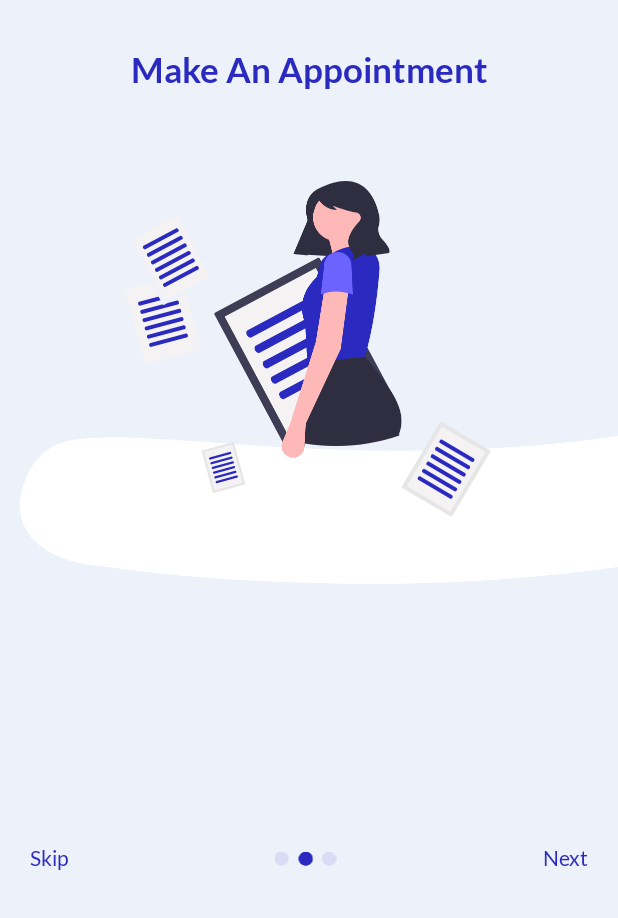
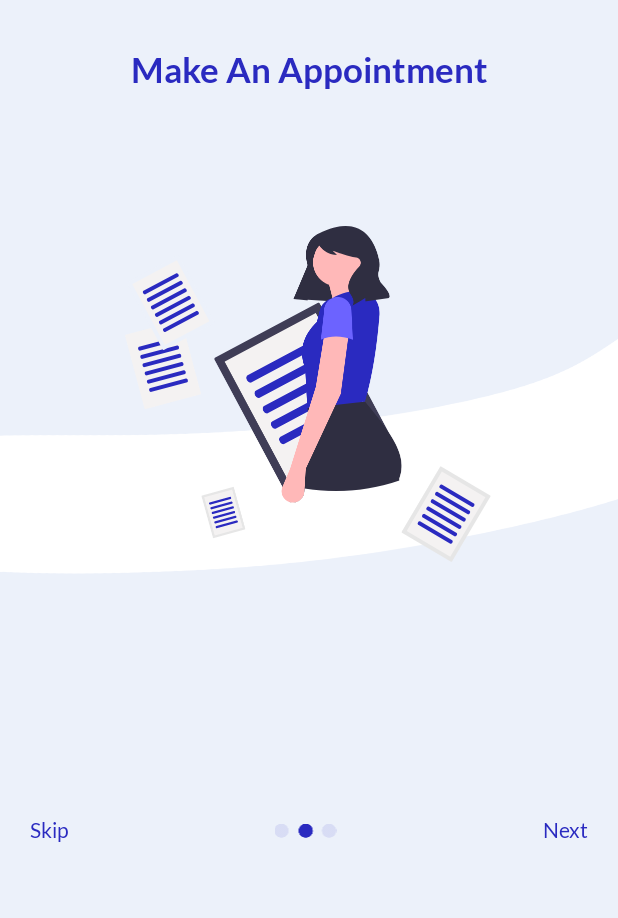
Before and after one commit to TharishaPerera/medicare-app, an Android app: the layout activity_second_intro.xml on its own in the app's theme, with its tools: preview values and no code run, on a phone screen of 412 x 824 dp, the part 318-1236 px from its top. Run offline under Robolectric (Android 15) with nearby library versions, the phone set to English and light mode, and no system bars.

Commit message:
intro path position corrected

```diff
--- a/app/src/main/res/layout/activity_second_intro.xml
+++ b/app/src/main/res/layout/activity_second_intro.xml
@@ -4,9 +4,9 @@
     xmlns:tools="http://schemas.android.com/tools"
     android:layout_width="match_parent"
     android:layout_height="match_parent"
-    tools:context=".SecondIntroActivity"
     android:background="@color/bg_blue"
-    >
+    tools:context=".SecondIntroActivity">
+
     <ImageView
         android:id="@+id/imageView"
         android:layout_width="130dp"
@@ -33,10 +33,11 @@
 
     <ImageView
         android:id="@+id/imageView2"
-        android:layout_width="630dp"
-        android:layout_height="817dp"
-        android:layout_marginStart="4dp"
-        android:layout_marginTop="120dp"
+        android:layout_width="643dp"
+        android:layout_height="663dp"
+        android:layout_marginStart="-100dp"
+        android:layout_marginTop="180dp"
+        android:rotation="-4"
         android:visibility="visible"
         app:layout_constraintStart_toStartOf="parent"
         app:layout_constraintTop_toTopOf="parent"
@@ -47,7 +48,7 @@
         android:id="@+id/imageView3"
         android:layout_width="wrap_content"
         android:layout_height="wrap_content"
-        android:layout_marginTop="60dp"
+        android:layout_marginTop="90dp"
         app:layout_constraintEnd_toEndOf="parent"
         app:layout_constraintHorizontal_bias="0.495"
         app:layout_constraintStart_toStartOf="parent"
@@ -58,12 +59,11 @@
         android:layout_width="match_parent"
         android:layout_height="wrap_content"
         android:layout_marginHorizontal="10dp"
-        android:layout_marginTop="160dp"
+        android:layout_marginBottom="50dp"
         android:orientation="horizontal"
         app:layout_constraintBottom_toBottomOf="parent"
-        app:layout_constraintTop_toBottomOf="@+id/imageView3"
-        app:layout_constraintVertical_bias="0.649"
-        tools:layout_editor_absoluteX="4dp">
+        app:layout_constraintEnd_toEndOf="parent"
+        app:layout_constraintStart_toEndOf="@+id/imageView2">
 
         <TextView
             android:id="@+id/btn_skip"
```
Also changed, not shown: app/src/main/res/layout/activity_first_intro.xml (+3 -4 lines), app/src/main/res/layout/activity_third_intro.xml (+5 -5 lines).
